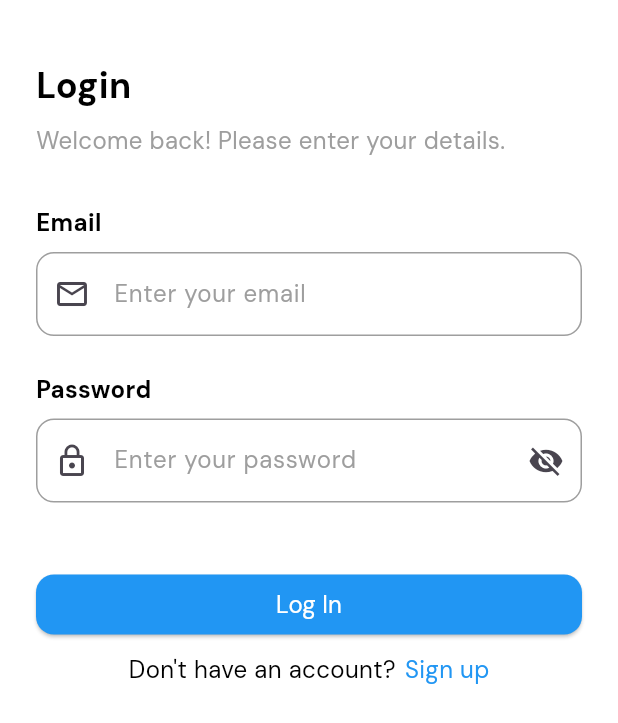
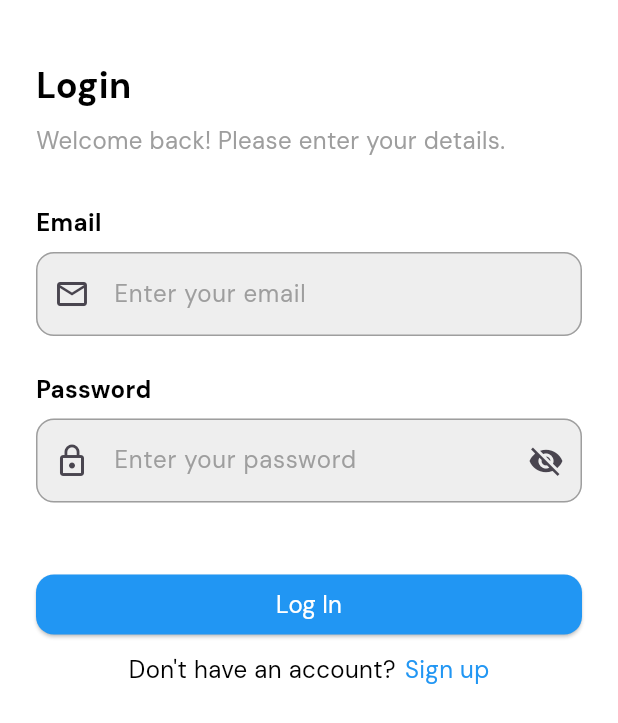
Before and after one commit to punkushal/personal-task-manager, a Flutter app: the screen it shows after launch, on a phone screen of 412 x 824 dp. Shown: the top 723 px of the screen. Run offline on Flutter 3.47's test engine with Material 3 defaults, Android fonts, the phone set to English and light mode, and no system bars; our stand-ins replace cloud_firestore, firebase_auth, firebase_core, flutter_local_notifications, google_fonts, shared_preferences and 1 more; accounts and stored records are empty.

Commit message:
custome theme for dark mode cofigured

```diff
--- a/lib/main.dart
+++ b/lib/main.dart
@@ -20,21 +20,23 @@ void main() async {
     options: DefaultFirebaseOptions.currentPlatform,
   );
   runApp(
-    MultiProvider(providers: [
+    MultiProvider(
+      providers: [
         ChangeNotifierProvider(
           create: (context) => ThemeProvider(),
         ),
         ChangeNotifierProvider(
           create: (context) => TaskProvider(),
         ),
-    ], child: const MyApp()),
+      ],
+      child: const MyApp(),
+    ),
   );
 }
 
 class MyApp extends StatelessWidget {
   const MyApp({super.key});
 
-  // This widget is the root of your application.
   @override
   Widget build(BuildContext context) {
     return Consumer<ThemeProvider>(
@@ -42,8 +44,9 @@ class MyApp extends StatelessWidget {
         return MaterialApp(
           debugShowCheckedModeBanner: false,
           title: 'Personal Task Manager',
-          theme:
-              themeProvider.isDarkMode ? ThemeData.dark() : AppTheme.lightTheme,
+          theme: themeProvider.isDarkMode
+              ? AppTheme.darkTheme
+              : AppTheme.lightTheme,
           home: StreamBuilder(
             stream: FirebaseAuth.instance.authStateChanges(),
             builder: (context, snapshot) {
@@ -60,30 +63,108 @@ class MyApp extends StatelessWidget {
 }
 
 class AppTheme {
-  // Define a reusable light theme
+  // Light Theme
   static ThemeData get lightTheme {
     return ThemeData(
       useMaterial3: true,
-      primaryColor: Colors.blue, // Main app color
-      scaffoldBackgroundColor: Colors.white, // White background
-      textTheme: GoogleFonts.dmSansTextTheme(), // Use DM Sans font
+      primaryColor: Colors.blue,
+      scaffoldBackgroundColor: Colors.white,
+      textTheme: GoogleFonts.dmSansTextTheme().apply(bodyColor: Colors.black),
       appBarTheme: const AppBarTheme(
-        backgroundColor: Colors.blue, // Blue app bar
-        foregroundColor: Colors.white, // White text/icon on app bar
+        backgroundColor: Colors.blue,
+        foregroundColor: Colors.white,
         elevation: 0,
+        centerTitle: true,
       ),
       elevatedButtonTheme: ElevatedButtonThemeData(
         style: ElevatedButton.styleFrom(
-          backgroundColor: Colors.blue, // Blue button color
-          foregroundColor: Colors.white, // White text on buttons
+          backgroundColor: Colors.blue,
+          foregroundColor: Colors.white,
           shape: RoundedRectangleBorder(
-            borderRadius: BorderRadius.circular(12), // Rounded buttons
+            borderRadius: BorderRadius.circular(12),
           ),
         ),
       ),
-      floatingActionButtonTheme: FloatingActionButtonThemeData(
+      floatingActionButtonTheme: const FloatingActionButtonThemeData(
         backgroundColor: Colors.blue,
         foregroundColor: Colors.white,
+      ),
+      inputDecorationTheme: InputDecorationTheme(
+        filled: true,
+        fillColor: Colors.grey[200],
+        border: OutlineInputBorder(
+          borderRadius: BorderRadius.circular(10),
+          borderSide: const BorderSide(color: Colors.blue),
+        ),
+        focusedBorder: OutlineInputBorder(
+          borderRadius: BorderRadius.circular(10),
+          borderSide: const BorderSide(color: Colors.blue, width: 2),
+        ),
+      ),
+      cardTheme: CardTheme(
+        color: Colors.white,
+        elevation: 4,
+        shape: RoundedRectangleBorder(
+          borderRadius: BorderRadius.circular(10),
+        ),
+      ),
+      dividerColor: Colors.grey[300],
+    );
+  }
+
+  // Dark Theme
+  static ThemeData get darkTheme {
+    return ThemeData(
+      useMaterial3: true,
+      primaryColor: Colors.blue,
+      scaffoldBackgroundColor: const Color(0xFF121212),
+      textTheme: GoogleFonts.dmSansTextTheme().apply(bodyColor: Colors.white),
+      appBarTheme: const AppBarTheme(
+        backgroundColor: Color(0xFF1E1E1E),
+        foregroundColor: Colors.white,
+        elevation: 0,
+        centerTitle: true,
+      ),
+      elevatedButtonTheme: ElevatedButtonThemeData(
+        style: ElevatedButton.styleFrom(
+          backgroundColor: Colors.white24,
+          foregroundColor: Colors.black,
+          shape: RoundedRectangleBorder(
+            borderRadius: BorderRadius.circular(12),
+          ),
+        ),
+      ),
+      floatingActionButtonTheme: const FloatingActionButtonThemeData(
+        backgroundColor: Colors.white,
+        foregroundColor: Colors.black,
+      ),
+      inputDecorationTheme: InputDecorationTheme(
+        filled: true,
+        fillColor: const Color(0xFF1E1E1E),
+        border: OutlineInputBorder(
+          borderRadius: BorderRadius.circular(10),
+          borderSide: const BorderSide(color: Colors.blue),
+        ),
+        focusedBorder: OutlineInputBorder(
+          borderRadius: BorderRadius.circular(10),
+          borderSide: const BorderSide(color: Colors.blue, width: 2),
+        ),
+      ),
+      cardTheme: CardTheme(
+        color: const Color.fromARGB(199, 65, 63, 63),
+        elevation: 4,
+        shape: RoundedRectangleBorder(
+          borderRadius: BorderRadius.circular(10),
+        ),
+      ),
+      dividerColor: const Color(0xFF444444),
+      bottomNavigationBarTheme: BottomNavigationBarThemeData(
+        backgroundColor: const Color.fromARGB(227, 90, 80, 80),
+        selectedItemColor: Colors.white,
+        unselectedItemColor: Colors.white30,
+      ),
+      bottomSheetTheme: BottomSheetThemeData(
+        backgroundColor: const Color.fromARGB(228, 65, 63, 63),
       ),
     );
   }
```
Lines whose indentation alone changed are shown as unchanged.
